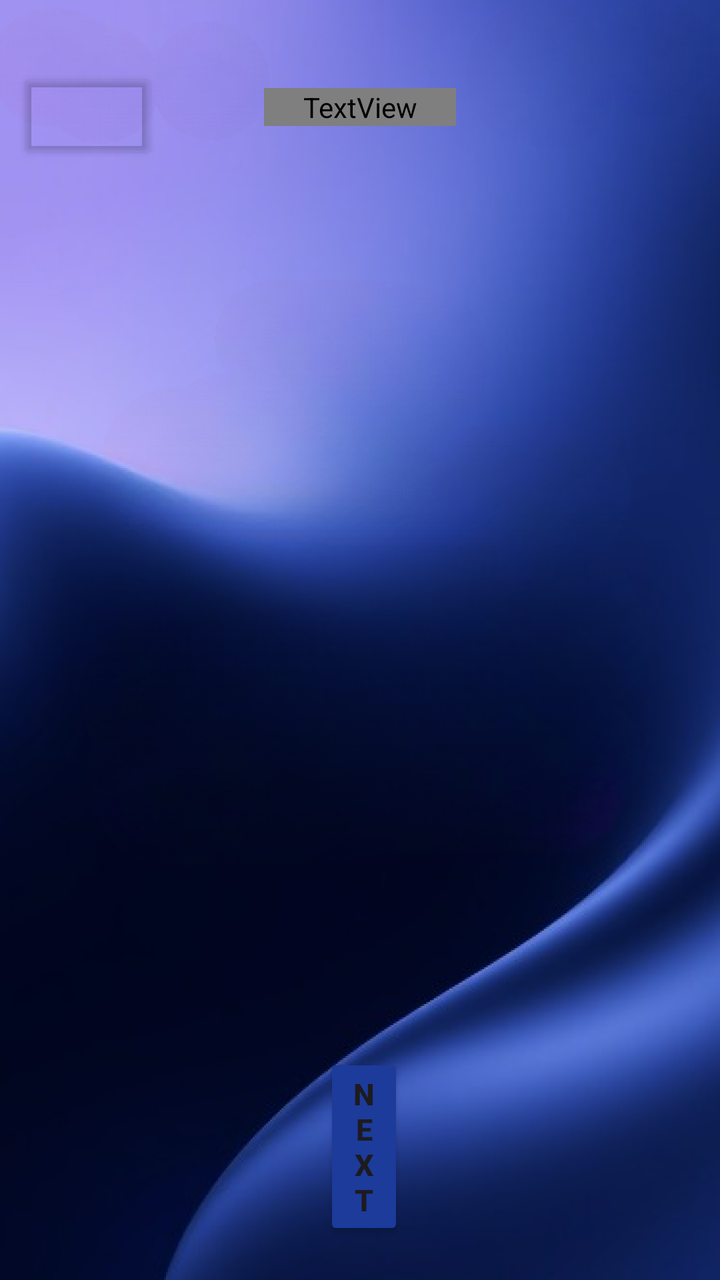
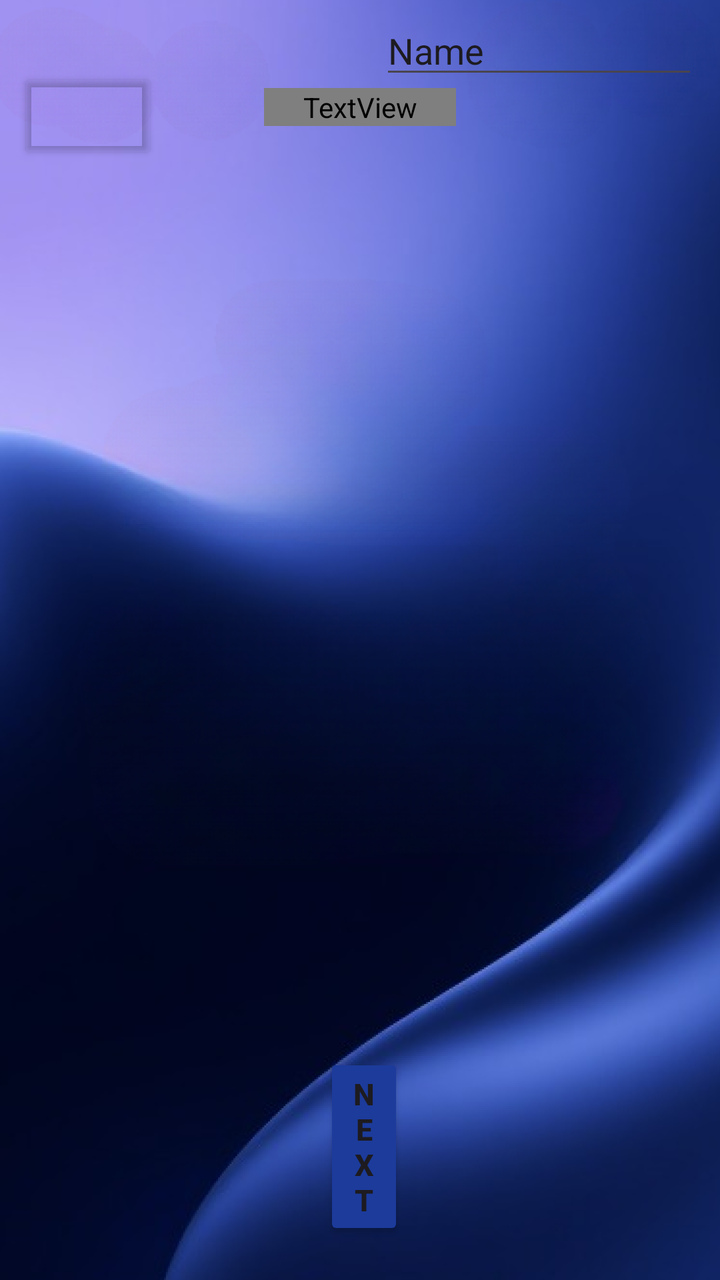

An Android layout rendered at two revisions. The XML below is the earlier revision; the diff shows what the commit changed to produce the second picture.
<!-- AndroidManifest.xml: application theme Theme.Lasttele -->
<!-- res/layout/contact_main.xml -->
<?xml version="1.0" encoding="utf-8"?>
<RelativeLayout xmlns:android="http://schemas.android.com/apk/res/android"
    xmlns:app="http://schemas.android.com/apk/res-auto"
    xmlns:tools="http://schemas.android.com/tools"
    android:id="@+id/main"
    android:layout_width="match_parent"
    android:layout_height="match_parent"
    android:background="@drawable/background_1"
    tools:context=".ContactsActivity"

    >


    <androidx.recyclerview.widget.RecyclerView
        android:id="@+id/recyclerView"
        android:layout_width="match_parent"
        android:layout_height="703dp"
        android:layout_alignParentTop="true"
        android:layout_alignParentEnd="true"
        android:layout_alignParentBottom="true"
        android:layout_marginTop="105dp"
        android:layout_marginEnd="0dp"
        android:layout_marginBottom="83dp"
        app:layout_constraintBottom_toBottomOf="parent"
        app:layout_constraintEnd_toEndOf="parent"
        app:layout_constraintHorizontal_bias="0.0"
        app:layout_constraintStart_toStartOf="parent"
        app:layout_constraintTop_toTopOf="parent" />

    <TextView
        android:id="@+id/textView"
        android:layout_width="147dp"
        android:layout_height="wrap_content"
        android:layout_alignParentStart="true"
        android:layout_alignParentTop="true"
        android:layout_alignParentEnd="true"
        android:layout_marginStart="132dp"
        android:layout_marginTop="44dp"
        android:layout_marginEnd="132dp"
        android:fontFamily="@font/inter_bold"
        android:text="select contact"
        android:textColor="#FAFFFFFF"
        android:textSize="20sp"
        android:textStyle="bold"
        app:layout_constraintEnd_toEndOf="parent"
        app:layout_constraintHorizontal_bias="0.498"
        app:layout_constraintStart_toStartOf="parent"
        app:layout_constraintTop_toTopOf="parent" />

    <Button
        android:id="@+id/buttonselect"
        android:onClick="onbut"
        android:layout_width="wrap_content"
        android:layout_height="wrap_content"
        android:layout_alignParentStart="true"
        android:layout_alignParentEnd="true"
        android:layout_alignParentBottom="true"
        android:layout_marginStart="162dp"
        android:layout_marginEnd="158dp"
        android:layout_marginBottom="20dp"
        android:backgroundTint="#1C3B9B"
        android:color="#1C3B9B"
        android:text="next"
        android:textSize="15sp"
        android:textStyle="bold" />

    <Button
        android:id="@+id/return_button"
        android:onClick="onbuttonclick"
        android:layout_width="70dp"
        android:layout_height="wrap_content"
        android:layout_alignParentStart="true"
        android:layout_alignParentTop="true"
        android:layout_marginStart="9dp"
        android:layout_marginTop="34dp"
        android:backgroundTint="#001C3B9B"
        android:color="#1C3B9B"
        android:fontFamily="sans-serif-black"
        android:textSize="10sp"
        app:icon="@drawable/return_icon" />

    <ProgressBar
        android:id="@+id/progressBar"
        style="?android:attr/progressBarStyle"
        android:layout_width="wrap_content"
        android:layout_height="wrap_content"
        android:layout_alignParentStart="true"
        android:layout_alignParentTop="true"
        android:layout_marginStart="315dp"
        android:visibility="gone"
        android:layout_marginTop="13dp" />


</RelativeLayout>
<!-- resources referenced by this layout -->
<resources>
  <!-- drawable background_1: png bitmap (drawable-xhdpi, 511664 bytes) -->
  <!-- drawable return_icon: png bitmap (drawable, 409 bytes) -->
  <style name="Theme.Lasttele" parent="Base.Theme.Lasttele" />
  <style name="Base.Theme.Lasttele" parent="Theme.Material3.DayNight.NoActionBar">
          
  
          
      </style>
</resources>

<!-- the commit's change to res/layout/contact_main.xml (unified diff, before → after) -->
@@ -90,5 +90,19 @@
         android:visibility="gone"
         android:layout_marginTop="13dp" />
 
+    <EditText
+        android:id="@+id/quantity"
+        android:layout_width="wrap_content"
+        android:layout_height="wrap_content"
+        android:layout_alignParentStart="true"
+        android:layout_alignParentTop="true"
+        android:layout_alignParentEnd="true"
+        android:layout_marginStart="190dp"
+        android:layout_marginTop="3dp"
+        android:layout_marginEnd="11dp"
+        android:ems="10"
+        android:inputType="text"
+        android:text="Name" />
+
 
 </RelativeLayout>
